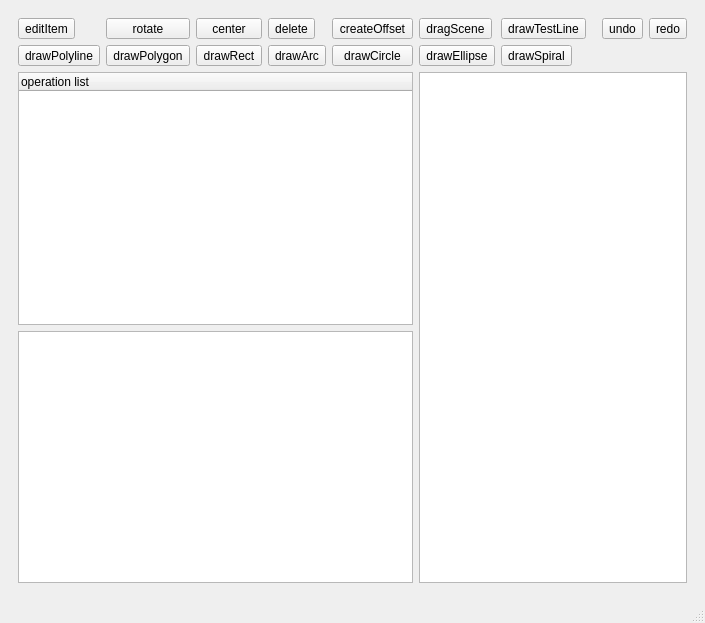
Old version of the form src/mainwindow.ui in the repository joey674/LaserCAD_QT.
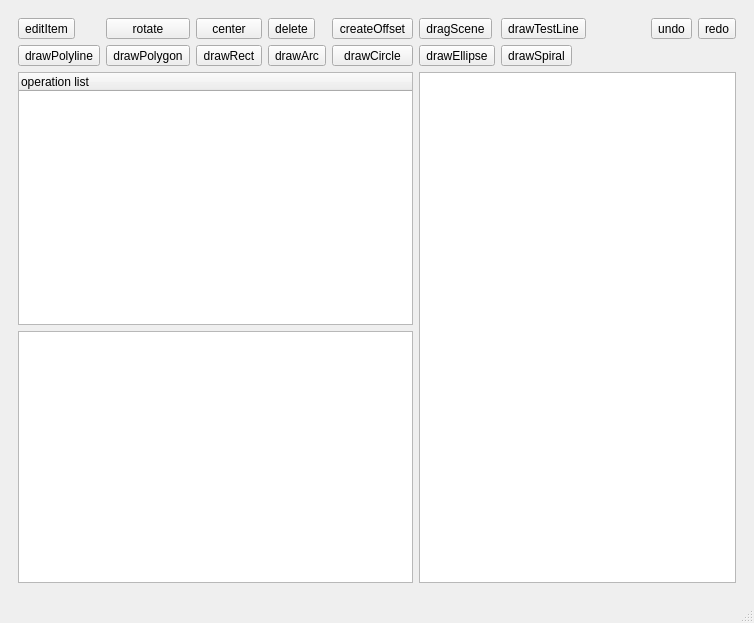
New version of the form. Custom widgets are drawn as their Qt base class.

The edit to the form file:
```diff
--- a/src/mainwindow.ui
+++ b/src/mainwindow.ui
@@ -6,7 +6,7 @@
    <rect>
     <x>0</x>
     <y>0</y>
-    <width>705</width>
+    <width>754</width>
     <height>623</height>
    </rect>
   </property>
```
Left out of the diff: 3 changed lines with no effect on the pictures.
